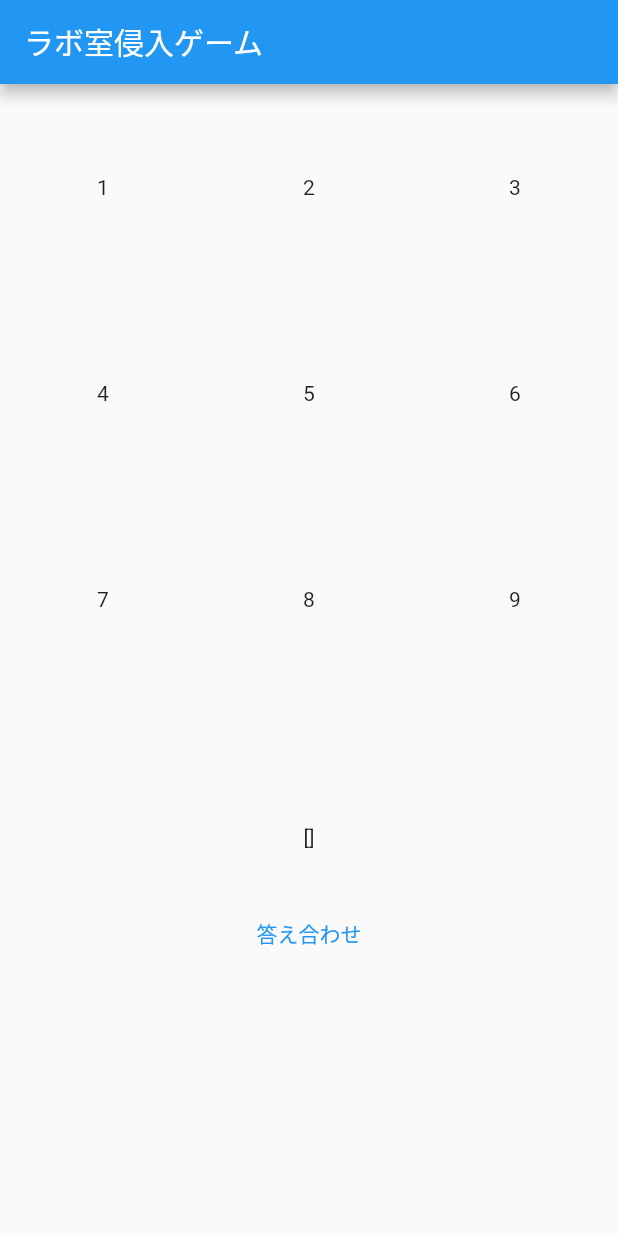
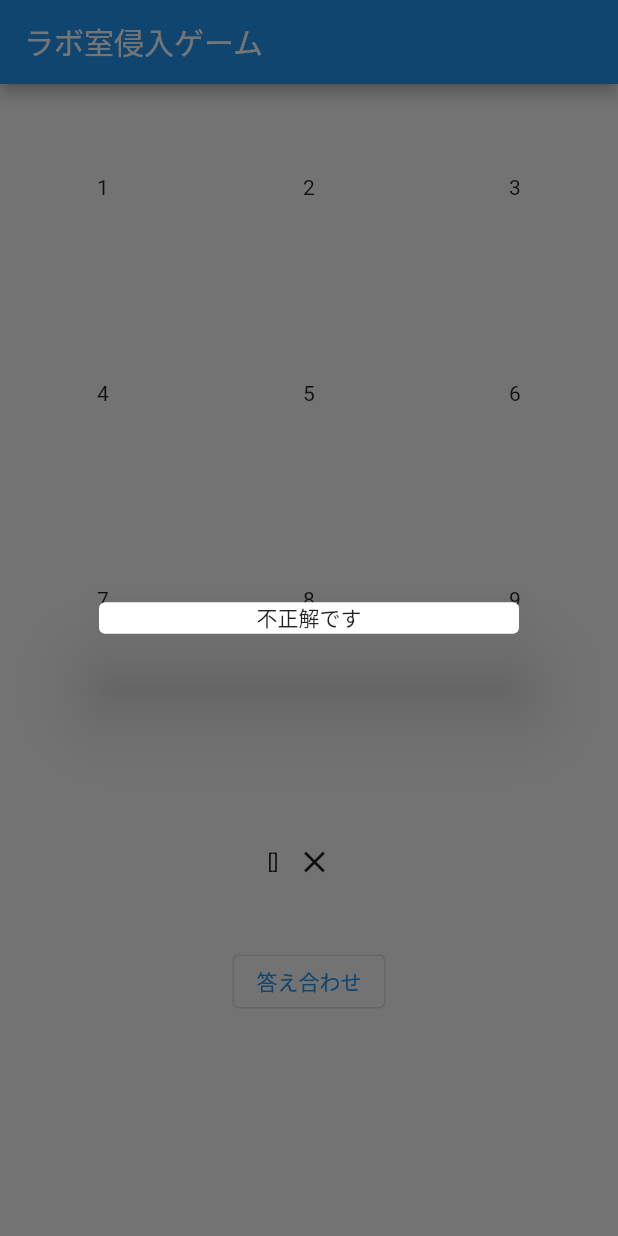
Before and after one commit to iMago-Engineer/learn-2023-02-lab-intrusion, a Flutter app: the HomeView screen opened directly, after a tap on "答え合わせ", on a phone screen of 412 x 824 dp. Run offline on Flutter 3.47's test engine with Material 2 defaults, Android fonts, the phone set to English and light mode, and no system bars; our stand-ins replace flutter_riverpod, riverpod_annotation; generated files the repository leaves out were written again.

Commit message:
add solve

```diff
--- /dev/null
+++ b/frontend/lib/correct_password_provider.dart
@@ -0,0 +1,8 @@
+import 'package:riverpod_annotation/riverpod_annotation.dart';
+
+part 'correct_password_provider.g.dart';
+
+@riverpod
+List<int> correctPassword(CorrectPasswordRef ref) {
+  return [1, 2, 3, 4];
+}
--- /dev/null
+++ b/frontend/lib/input_password_provider.dart
@@ -0,0 +1,18 @@
+
+import 'package:flutter_riverpod/flutter_riverpod.dart';
+
+final inputPasswordProvider =
+    StateNotifierProvider<InputPasswordNotifier, List<int>>(
+        (ref) => InputPasswordNotifier([]));
+
+class InputPasswordNotifier extends StateNotifier<List<int>> {
+  InputPasswordNotifier(super.state);
+
+  void addInput(int key) {
+    state = [...state, key];
+  }
+
+  void reset() {
+    state = [];
+  }
+}
--- a/frontend/lib/main.dart
+++ b/frontend/lib/main.dart
@@ -1,8 +1,12 @@
 import 'package:flutter/foundation.dart';
 import 'package:flutter/material.dart';
+import 'package:flutter_riverpod/flutter_riverpod.dart';
+import 'package:lab_intrusion/correct_password_provider.dart';
+import 'package:lab_intrusion/input_keys_provider.dart';
+import 'package:lab_intrusion/input_password_provider.dart';
 
 void main() {
-  runApp(const MyApp());
+  runApp(const ProviderScope(child: MyApp()));
 }
 
 class MyApp extends StatelessWidget {
@@ -16,20 +20,16 @@ class MyApp extends StatelessWidget {
       theme: ThemeData(
         primarySwatch: Colors.blue,
       ),
-      home: HomeView(),
+      home: const HomeView(),
     );
   }
 }
 
-class HomeView extends StatelessWidget {
-  HomeView({super.key});
-
-  static const keys = [1, 2, 3, 4, 5, 6, 7, 8, 9];
-
-  List<int> answer = [];
+class HomeView extends ConsumerWidget {
+  const HomeView({super.key});
 
   @override
-  Widget build(BuildContext context) {
+  Widget build(BuildContext context, WidgetRef ref) {
     return Scaffold(
       appBar: AppBar(title: const Text('ラボ室侵入ゲーム')),
       body: Column(
@@ -40,15 +40,19 @@ class HomeView extends StatelessWidget {
             ),
             child: GridView.count(
               crossAxisCount: 3,
-              children: keys
+              children: ref
+                  .watch(inputKeysProvider)
                   .map(
                     (key) => InkWell(
-                      child: Center(child: Text('$key')),
+                      child: Container(
+                        color: Colors.grey.withAlpha(key.alpha),
+                        alignment: Alignment.center,
+                        child: Text('${key.value}'),
+                      ),
                       onTap: () {
-                        if (kDebugMode) {
-                          print(key);
-                        }
-                        answer.add(key);
+                        ref
+                            .read(inputPasswordProvider.notifier)
+                            .addInput(key.value);
                       },
                     ),
                   )
@@ -57,15 +61,57 @@ class HomeView extends StatelessWidget {
           ),
           Padding(
             padding: const EdgeInsets.only(bottom: 32),
-            child: Text('$answer'),
+            child: Row(
+              mainAxisAlignment: MainAxisAlignment.center,
+              children: [
+                Text('${ref.watch(inputPasswordProvider)}'),
+                IconButton(
+                  onPressed: ref.read(inputPasswordProvider.notifier).reset,
+                  icon: const Icon(Icons.close),
+                )
+              ],
+            ),
           ),
-          TextButton(
-              onPressed: () {
-                print(answer);
-              },
-              child: const Text('答え合わせ'))
+          OutlinedButton(
+            onPressed: () {
+              final input = ref.watch(inputPasswordProvider);
+              final correct = ref.watch(correctPasswordProvider);
+              if (kDebugMode) {
+                print('input: $input');
+                print('correct: $correct');
+                print('equal?: ${listEquals(input, correct)}');
+              }
+
+              final result = listEquals(input, correct);
+              showDialog(
+                context: context,
+                builder: (context) => ResultDialog(result: result),
+              );
+
+              ref.read(inputPasswordProvider.notifier).reset();
+            },
+            child: const Text('答え合わせ'),
+          )
         ],
       ),
     );
   }
 }
+
+class ResultDialog extends StatelessWidget {
+  const ResultDialog({super.key, required this.result});
+
+  final bool result;
+
+  @override
+  Widget build(BuildContext context) {
+    final text = result ? '正解です' : '不正解です';
+
+    return Dialog(
+      child: Text(
+        text,
+        textAlign: TextAlign.center,
+      ),
+    );
+  }
+}
```
Also changed, not shown: frontend/lib/input_keys_provider.dart (added, +24 -0 lines), frontend/pubspec.yaml (+7 -1 lines), frontend/lib/correct_password_provider.g.dart (added), frontend/lib/input_keys_provider.g.dart (added), frontend/pubspec.lock.
